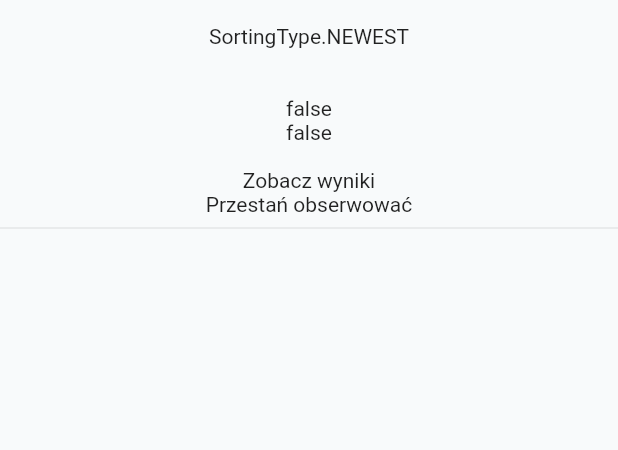
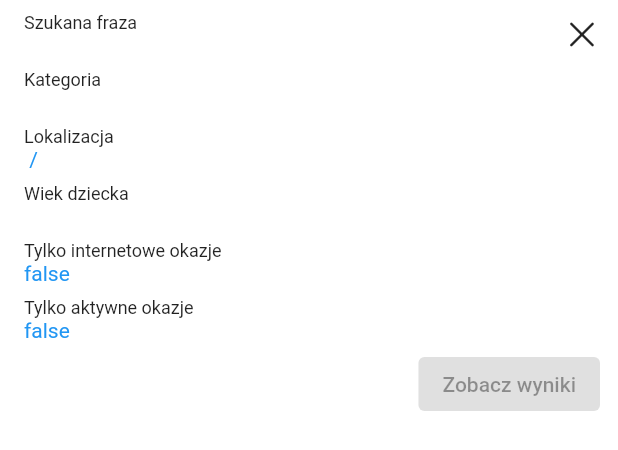
Before and after one commit to mkrosnicki/BSApp, a Flutter app: the ObservedSearchItem widget shown alone on an empty page, opened directly with empty values, on a phone screen of 412 x 824 dp. Shown: the top 450 px of the screen. Run offline on Flutter 3.47's test engine with Material 2 defaults, Android fonts, the phone set to English and light mode, and no system bars; our stand-ins replace shared_preferences; missing offline and left inert: confirm_dialog; accounts and stored records are empty; network calls fail.

Commit message:
initial observed search item styling

```diff
--- a/lib/widgets/searches/observed_search_item.dart
+++ b/lib/widgets/searches/observed_search_item.dart
@@ -1,7 +1,7 @@
-import 'package:BSApp/models/age_type.dart';
 import 'package:BSApp/models/search_model.dart';
 import 'package:BSApp/providers/searches.dart';
 import 'package:BSApp/screens/deals/deal_search_result_screen.dart';
+import 'package:flutter/cupertino.dart';
 import 'package:flutter/material.dart';
 import 'package:provider/provider.dart';
 
@@ -12,33 +12,71 @@ class ObservedSearchItem extends StatelessWidget {
 
   @override
   Widget build(BuildContext context) {
-    return Column(
+    var filterSettings = searchModel.toFilterSettings();
+    return Container(
+      margin: EdgeInsets.only(bottom: 10.0),
+      color: Colors.white,
+      padding: EdgeInsets.symmetric(horizontal: 12.0, vertical: 4.0),
+      child: Column(
+        crossAxisAlignment: CrossAxisAlignment.start,
         children: [
-        searchModel.phrase != null ? Text(searchModel.phrase) : Container(),
-        searchModel.sortBy != null
-            ? Text(searchModel.sortBy.toString())
-            : Container(),
-        searchModel.voivodeship != null
-            ? Text(searchModel.voivodeship.name)
-            : Container(),
-        searchModel.city != null ? Text(searchModel.city.name) : Container(),
-        Text(searchModel.showInternetOnly.toString()),
-        Text(searchModel.showActiveOnly.toString()),
-        Text(AgeTypeHelper.asParamString(searchModel.ageTypes)),
+          Row(
+            mainAxisAlignment: MainAxisAlignment.spaceBetween,
+            children: [
+              _buildItem('Szukana fraza', searchModel.phrase),
               GestureDetector(
                 onTap: () {
-            Navigator.of(context).pushNamed(DealSearchResultScreen.routeName, arguments: searchModel.toFilterSettings());
+                  Provider.of<Searches>(context, listen: false)
+                      .deleteSearch(searchModel.id);
                 },
+                child: Icon(CupertinoIcons.clear),
+              ),
+            ],
+          ),
+          _buildItem('Kategoria', filterSettings.categoriesString),
+          _buildItem('Lokalizacja', filterSettings.locationString),
+          _buildItem('Wiek dziecka', filterSettings.ageTypesString),
+          _buildItem('Tylko internetowe okazje',
+              filterSettings.showInternetOnly.toString()),
+          _buildItem(
+              'Tylko aktywne okazje', filterSettings.showActiveOnly.toString()),
+          Row(
+            mainAxisAlignment: MainAxisAlignment.end,
+            children: [
+              GestureDetector(
+                onTap: () {
+                  Navigator.of(context).pushNamed(
+                      DealSearchResultScreen.routeName,
+                      arguments: searchModel.toFilterSettings());
+                },
+                child: ElevatedButton(
                   child: Text('Zobacz wyniki'),
                 ),
-        GestureDetector(
-          onTap: () {
-            Provider.of<Searches>(context, listen: false).deleteSearch(searchModel.id);
-          },
-          child: Text('Przestań obserwować'),
               ),
-        Divider()
             ],
+          ),
+        ],
+      ),
     );
   }
+
+  _buildItem(String label, String value) {
+    return value != null
+        ? Container(
+            padding: EdgeInsets.all(4.0),
+            child: Column(
+              mainAxisAlignment: MainAxisAlignment.start,
+              crossAxisAlignment: CrossAxisAlignment.start,
+              children: [
+                Text(label,
+                    style: TextStyle(fontSize: 12, color: Colors.black87)),
+                Text(
+                  value,
+                  style: TextStyle(color: Colors.blue),
+                ),
+              ],
+            ),
+          )
+        : Container();
   }
+}
```
Lines whose indentation alone changed are shown as unchanged.
